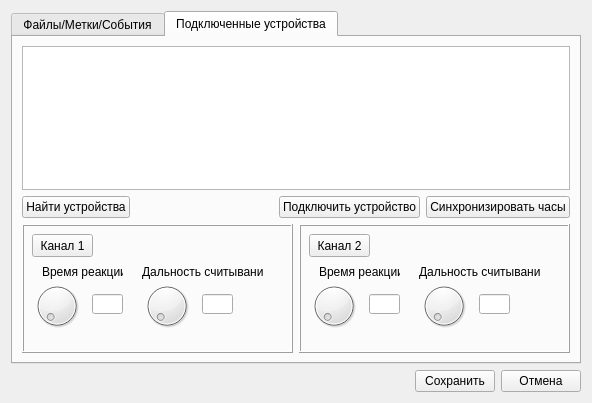
Before: the Qt Designer form audit/audit/ui/settings_window.ui in BACuTPOH/r245, drawn with Qt 5.
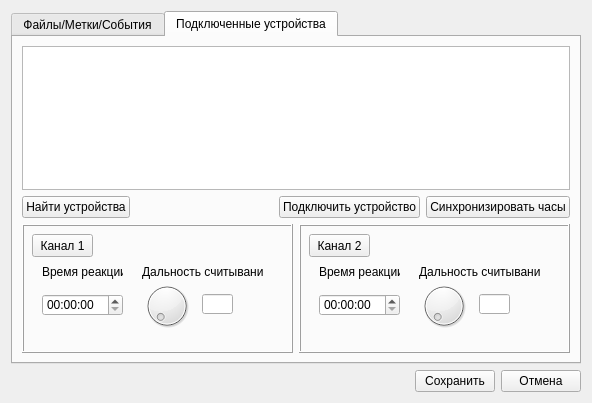
After: the same form once the commit is applied. The open tabs and pages were chosen to show the change.

What changed in the file:
```diff
--- a/audit/audit/ui/settings_window.ui
+++ b/audit/audit/ui/settings_window.ui
@@ -250,32 +250,6 @@
              <bool>true</bool>
             </property>
            </widget>
-           <widget class="QDial" name="time1_dial">
-            <property name="geometry">
-             <rect>
-              <x>10</x>
-              <y>50</y>
-              <width>50</width>
-              <height>64</height>
-             </rect>
-            </property>
-            <property name="maximum">
-             <number>65535</number>
-            </property>
-           </widget>
-           <widget class="QLineEdit" name="time1_le">
-            <property name="geometry">
-             <rect>
-              <x>70</x>
-              <y>70</y>
-              <width>31</width>
-              <height>20</height>
-             </rect>
-            </property>
-            <property name="readOnly">
-             <bool>true</bool>
-            </property>
-           </widget>
            <widget class="QLabel" name="label_3">
             <property name="geometry">
              <rect>
@@ -328,6 +302,23 @@
              <bool>true</bool>
             </property>
            </widget>
+           <widget class="QTimeEdit" name="time1_edt">
+            <property name="geometry">
+             <rect>
+              <x>20</x>
+              <y>70</y>
+              <width>81</width>
+              <height>22</height>
+             </rect>
+            </property>
+            <property name="maximumTime">
+             <time>
+              <hour>18</hour>
+              <minute>12</minute>
+              <second>0</second>
+             </time>
+            </property>
+           </widget>
           </widget>
          </item>
          <item>
@@ -360,32 +351,6 @@
              <bool>true</bool>
             </property>
            </widget>
-           <widget class="QDial" name="time2_dial">
-            <property name="geometry">
-             <rect>
-              <x>10</x>
-              <y>50</y>
-              <width>50</width>
-              <height>64</height>
-             </rect>
-            </property>
-            <property name="maximum">
-             <number>65535</number>
-            </property>
-           </widget>
-           <widget class="QLineEdit" name="time2_le">
-            <property name="geometry">
-             <rect>
-              <x>70</x>
-              <y>70</y>
-              <width>31</width>
-              <height>20</height>
-             </rect>
-            </property>
-            <property name="readOnly">
-             <bool>true</bool>
-            </property>
-           </widget>
            <widget class="QLabel" name="label_7">
             <property name="geometry">
              <rect>
@@ -438,6 +403,26 @@
              <bool>true</bool>
             </property>
            </widget>
+           <widget class="QTimeEdit" name="time2_edt">
+            <property name="geometry">
+             <rect>
+              <x>20</x>
+              <y>70</y>
+              <width>81</width>
+              <height>22</height>
+             </rect>
+            </property>
+            <property name="maximumTime">
+             <time>
+              <hour>18</hour>
+              <minute>12</minute>
+              <second>0</second>
+             </time>
+            </property>
+            <property name="calendarPopup">
+             <bool>false</bool>
+            </property>
+           </widget>
           </widget>
          </item>
         </layout>
```
Left out of the diff: 4 changed lines with no effect on the pictures.
